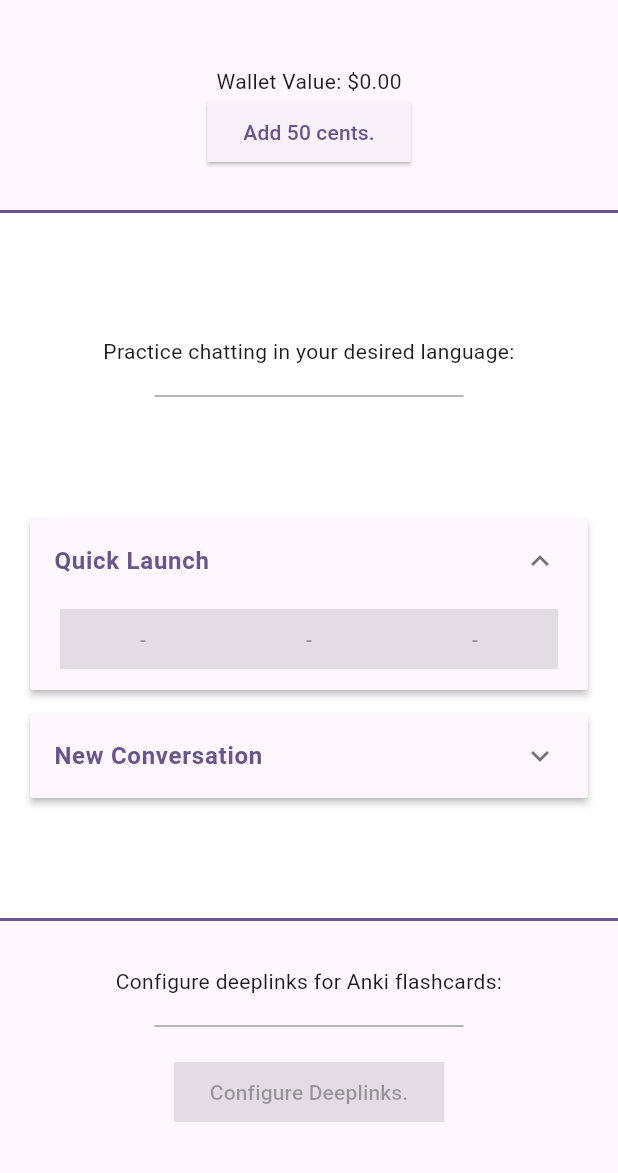
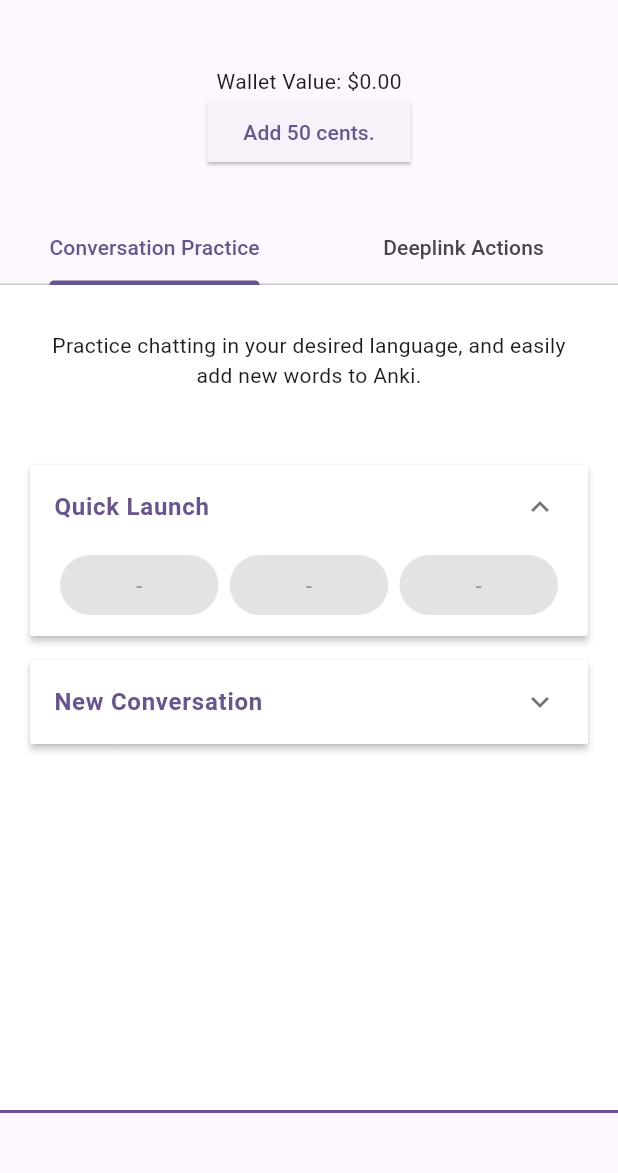
Before and after one commit to martvanburen/aiyu, a Flutter app: the screen it shows after launch, on a phone screen of 412 x 824 dp, the part 63-1236 px from its top. Run offline on Flutter 3.47's test engine with Material 2 defaults, Android fonts, the phone set to English and light mode, and no system bars; our stand-ins replace flutter_dotenv, just_audio, shared_preferences, speech_to_text; missing offline and left inert: aws_polly, flutter_shortcuts; generated files the repository leaves out were written again.

Commit message:
First attempt at new homepage design.

```diff
--- a/lib/main.dart
+++ b/lib/main.dart
@@ -1,8 +1,8 @@
 import "dart:io";
 
 import "package:ai_yu/data_structures/gpt_mode.dart";
-import "package:ai_yu/pages/home_page.dart";
-import "package:ai_yu/pages/language_practice_page.dart";
+import 'package:ai_yu/pages/home/home_page.dart';
+import 'package:ai_yu/pages/conversation_page.dart';
 import "package:flutter/material.dart";
 import "package:flutter_dotenv/flutter_dotenv.dart";
 import "package:flutter_gen/gen_l10n/app_localizations.dart";
--- a/lib/widgets/home_page/language_practice_launch_widget.dart
+++ b/lib/pages/home/conversation_launch_page.dart
@@ -1,6 +1,8 @@
+import 'dart:math';
+
 import 'package:flutter/material.dart';
 import 'package:ai_yu/data_structures/gpt_mode.dart';
-import 'package:ai_yu/pages/language_practice_page.dart';
+import 'package:ai_yu/pages/conversation_page.dart';
 import 'package:shared_preferences/shared_preferences.dart';
 
 class Item {
@@ -15,16 +17,14 @@ class Item {
   bool isExpanded;
 }
 
-class LanguagePracticeLaunchWidget extends StatefulWidget {
-  const LanguagePracticeLaunchWidget({super.key});
+class ConversationLaunchPage extends StatefulWidget {
+  const ConversationLaunchPage({super.key});
 
   @override
-  State<LanguagePracticeLaunchWidget> createState() =>
-      _LanguagePracticeLaunchWidgetState();
+  State<ConversationLaunchPage> createState() => _ConversationLaunchPage();
 }
 
-class _LanguagePracticeLaunchWidgetState
-    extends State<LanguagePracticeLaunchWidget> {
+class _ConversationLaunchPage extends State<ConversationLaunchPage> {
   bool _isConversationMode = false;
   Locale _selectedLocale = const Locale('en', 'English');
   List<String> _recentLanguages = ['-', '-', '-'];
@@ -86,38 +86,31 @@ class _LanguagePracticeLaunchWidgetState
 
   @override
   Widget build(BuildContext context) {
-    return Expanded(
-        child: Container(
+    return Container(
         color: Colors.white,
-      padding: const EdgeInsets.all(20.0),
         child: Column(
-        mainAxisAlignment: MainAxisAlignment.spaceEvenly,
+          mainAxisAlignment: MainAxisAlignment.start,
           children: [
             _buildHeaderText(context),
             _buildExpansionPanelList(),
           ],
-      ),
         ));
   }
 
   Widget _buildHeaderText(BuildContext context) {
-    return Column(children: [
-      const Center(
+    return const Padding(
+      padding: EdgeInsets.all(30.0),
       child: Text(
-          "Practice chatting in your desired language:",
+        "Practice chatting in your desired language, and easily add new words to Anki.",
         textAlign: TextAlign.center,
       ),
-      ),
-      SizedBox(
-        width: MediaQuery.of(context).size.width / 2.0,
-        height: 40,
-        child: const Divider(color: Colors.grey),
-      ),
-    ]);
+    );
   }
 
   Widget _buildExpansionPanelList() {
-    return ExpansionPanelList(
+    return Padding(
+        padding: const EdgeInsets.all(20.0),
+        child: ExpansionPanelList(
           expansionCallback: (int index, bool isExpanded) {
             setState(() {
               _panelItems[_currentOpenPanelIndex].isExpanded = false;
@@ -148,9 +141,10 @@ class _LanguagePracticeLaunchWidgetState
                       top: 0.0, left: 20.0, right: 20.0, bottom: 10.0),
                   child: item.expandedValue(context)),
               isExpanded: item.isExpanded,
+              backgroundColor: Colors.white,
             );
           }).toList(),
-    );
+        ));
   }
 
   Widget _buildQuickLaunch(BuildContext context) {
@@ -158,11 +152,11 @@ class _LanguagePracticeLaunchWidgetState
       LayoutBuilder(
           builder: (BuildContext context, BoxConstraints constraints) {
         return Row(
-          mainAxisAlignment: MainAxisAlignment.end,
+          mainAxisAlignment: MainAxisAlignment.spaceBetween,
           children: _recentLanguages
               .map((language) => SizedBox(
-                    width: constraints.maxWidth / 3,
-                    child: ElevatedButton(
+                    width: max(0, (constraints.maxWidth / 3) - 5),
+                    child: FilledButton(
                       onPressed: language == '-'
                           ? null
                           : () => _navigateToPage(context,
--- /dev/null
+++ b/lib/pages/home/deeplink_list_page.dart
@@ -0,0 +1,33 @@
+import 'package:flutter/material.dart';
+
+class DeeplinkListPage extends StatelessWidget {
+  const DeeplinkListPage({Key? key}) : super(key: key);
+
+  @override
+  Widget build(BuildContext context) {
+    return Container(
+        color: Colors.white,
+        child: Column(
+          mainAxisAlignment: MainAxisAlignment.start,
+          children: [
+            _buildHeaderText(context),
+            const Center(
+              child: ElevatedButton(
+                onPressed: null,
+                child: Text('Configure Deeplinks.'),
+              ),
+            ),
+          ],
+        ));
+  }
+
+  Widget _buildHeaderText(BuildContext context) {
+    return const Padding(
+      padding: EdgeInsets.all(30.0),
+      child: Text(
+        "Configure quick actions / deep-links to use in Anki flashcards.",
+        textAlign: TextAlign.center,
+      ),
+    );
+  }
+}
--- /dev/null
+++ b/lib/pages/home/home_page.dart
@@ -0,0 +1,73 @@
+import "package:ai_yu/pages/home/conversation_launch_page.dart";
+import "package:ai_yu/pages/home/deeplink_list_page.dart";
+import "package:ai_yu/widgets/home_page/wallet_display_widget.dart";
+import "package:flutter/material.dart";
+import "package:flutter_gen/gen_l10n/app_localizations.dart";
+
+class HomePage extends StatefulWidget {
+  const HomePage({Key? key}) : super(key: key);
+
+  @override
+  State<HomePage> createState() => _HomePageState();
+}
+
+class _HomePageState extends State<HomePage>
+    with SingleTickerProviderStateMixin {
+  late TabController _tabController;
+
+  final List<Widget> _children = [
+    const ConversationLaunchPage(),
+    const DeeplinkListPage(),
+  ];
+
+  @override
+  void initState() {
+    super.initState();
+    _tabController = TabController(vsync: this, length: _children.length);
+    _tabController.addListener(() {
+      setState(() {});
+    });
+  }
+
+  @override
+  void dispose() {
+    _tabController.dispose();
+    super.dispose();
+  }
+
+  @override
+  Widget build(BuildContext context) {
+    return Scaffold(
+      appBar: AppBar(
+        title: Text(AppLocalizations.of(context)!.title),
+        centerTitle: true,
+      ),
+      body: Column(
+        children: <Widget>[
+          const Padding(
+            padding: EdgeInsets.all(30.0),
+            child: WalletDisplayWidget(),
+          ),
+          TabBar(
+            controller: _tabController,
+            tabs: const <Tab>[
+              Tab(text: 'Conversation Practice'),
+              Tab(text: 'Deeplink Actions'),
+            ],
+          ),
+          Expanded(
+              child: TabBarView(
+            controller: _tabController,
+            children: _children,
+          )),
+          Divider(
+            height: 0,
+            thickness: 2,
+            color: Theme.of(context).primaryColor,
+          ),
+          const SizedBox(height: 40),
+        ],
+      ),
+    );
+  }
+}
--- a/lib/pages/home_page.dart
+++ /dev/null
@@ -1,64 +0,0 @@
-import "package:ai_yu/widgets/home_page/language_practice_launch_widget.dart";
-import "package:ai_yu/widgets/home_page/wallet_display_widget.dart";
-import "package:flutter/material.dart";
-import "package:flutter_gen/gen_l10n/app_localizations.dart";
-
-class HomePage extends StatelessWidget {
-  const HomePage({Key? key}) : super(key: key);
-
-  @override
-  Widget build(BuildContext context) {
-    return Scaffold(
-      appBar: AppBar(
-        title: Text(AppLocalizations.of(context)!.title),
-        centerTitle: true,
-      ),
-      body: Padding(
-        padding: const EdgeInsets.all(0.0),
-        child: Column(
-          mainAxisAlignment: MainAxisAlignment.spaceEvenly,
-          children: <Widget>[
-            const Padding(
-                padding: EdgeInsets.all(30.0), child: WalletDisplayWidget()),
-            Divider(
-              height: 0,
-              thickness: 2,
-              color: Theme.of(context).primaryColor,
-            ),
-            const LanguagePracticeLaunchWidget(),
-            Divider(
-              height: 0,
-              thickness: 2,
-              color: Theme.of(context).primaryColor,
-            ),
-            Padding(
-                padding: const EdgeInsets.all(30.0),
-                child: _buildDeeplinkConfigurationLaunchButton(context)),
-          ],
-        ),
-      ),
-    );
-  }
-
-  Widget _buildDeeplinkConfigurationLaunchButton(BuildContext context) {
-    return Column(children: [
-      const Center(
-        child: Text(
-          "Configure deeplinks for Anki flashcards:",
-          textAlign: TextAlign.center,
-        ),
-      ),
-      SizedBox(
-        width: MediaQuery.of(context).size.width / 2.0,
-        height: 40,
-        child: const Divider(color: Colors.grey),
-      ),
-      const Center(
-        child: ElevatedButton(
-          onPressed: null,
-          child: Text('Configure Deeplinks.'),
-        ),
-      ),
-    ]);
-  }
-}
```
Also changed, not shown: lib/pages/conversation_page.dart (renamed from lib/pages/language_practice_page.dart), lib/pages/deeplink_page.dart (added), lib/pages/home/deeplink_edit_page.dart (added). Lines whose indentation alone changed are shown as unchanged.
